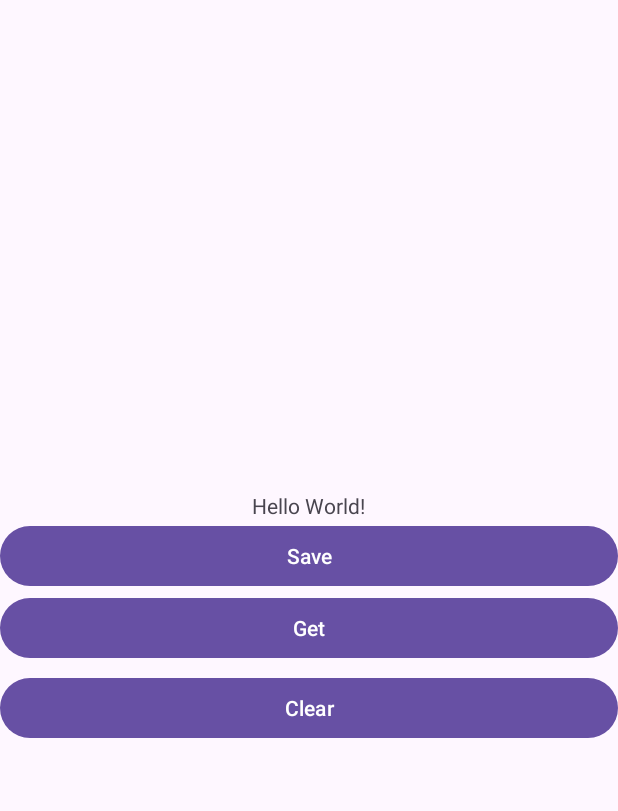
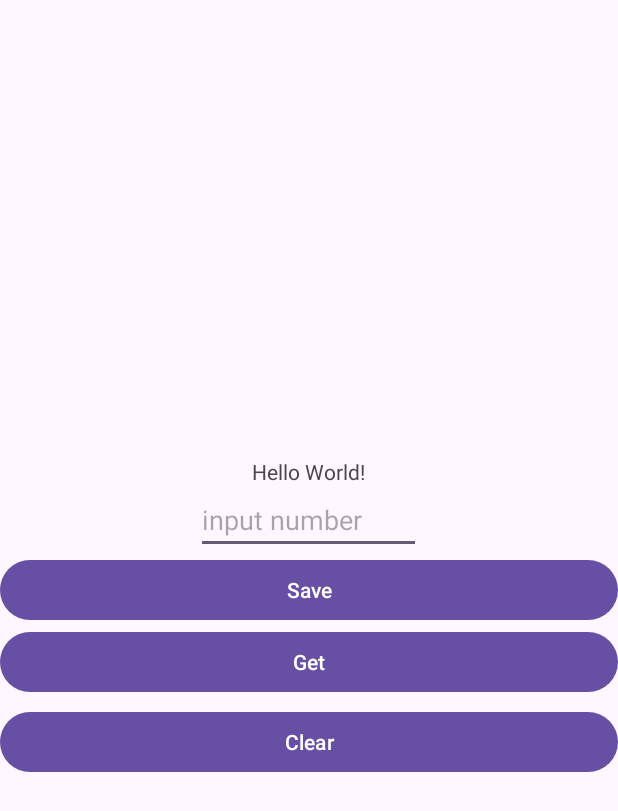
Before and after one commit to liwenz/datastore-try, an Android app: the layout activity_main.xml on its own in the app's theme, with its tools: preview values and no code run, on a phone screen of 412 x 824 dp. Shown: the top 811 px of the screen. Run offline under Robolectric (Android 15) with nearby library versions, the phone set to English and light mode, and no system bars.

Commit message:
edit and binding ok

```diff
--- a/app/src/main/res/layout/activity_main.xml
+++ b/app/src/main/res/layout/activity_main.xml
@@ -13,6 +13,14 @@
         android:layout_width="wrap_content"
         android:layout_height="wrap_content"
         android:text="Hello World!" />
+    <EditText
+        android:id="@+id/number"
+        android:layout_width="150dp"
+        android:layout_height="wrap_content"
+        android:inputType="number"
+        android:text=""
+        android:hint="input number"
+        />
 
     <Button
         android:id="@+id/btn_put"
```
Also changed, not shown: app/src/main/java/com/liwensoft/datastoretry/MainActivity.kt (+37 -8 lines), 1 other file.
